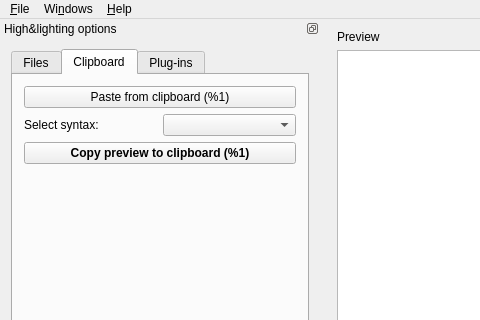
The window that src/gui-qt/mainwindow.ui (andre-simon/highlight) describes before a commit, drawn with Qt 5; both pictures show x 0 to 480 and y 0 to 320 of the 957 by 860 pixel window.
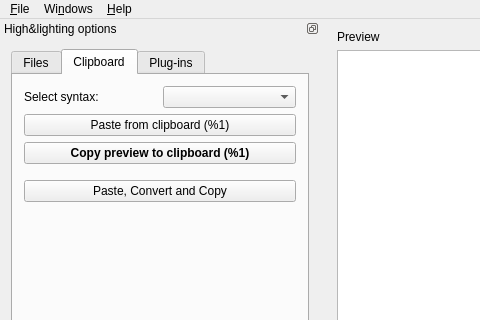
The same window after the commit. The open tabs and pages were chosen to show the change. Icons and pictures are not drawn.

Patch:
```diff
--- a/src/gui-qt/mainwindow.ui
+++ b/src/gui-qt/mainwindow.ui
@@ -362,20 +362,6 @@
          <string>Clipboard</string>
         </attribute>
         <layout class="QVBoxLayout" name="verticalLayout_15">
-         <item>
-          <widget class="QPushButton" name="pbPasteFromCB">
-           <property name="toolTip">
-            <string>Paste clipboard content into the preview window.</string>
-           </property>
-           <property name="text">
-            <string>Paste from clipboard (%1)</string>
-           </property>
-           <property name="icon">
-            <iconset resource="highlight-gui.qrc">
-             <normaloff>:/file.png</normaloff>:/file.png</iconset>
-           </property>
-          </widget>
-         </item>
          <item>
           <layout class="QHBoxLayout" name="horizontalLayout_23">
            <item>
@@ -394,6 +380,20 @@
            </item>
           </layout>
          </item>
+         <item>
+          <widget class="QPushButton" name="pbPasteFromCB">
+           <property name="toolTip">
+            <string>Paste clipboard content into the preview window.</string>
+           </property>
+           <property name="text">
+            <string>Paste from clipboard (%1)</string>
+           </property>
+           <property name="icon">
+            <iconset resource="highlight-gui.qrc">
+             <normaloff>:/file.png</normaloff>:/file.png</iconset>
+           </property>
+          </widget>
+         </item>
          <item>
           <widget class="QPushButton" name="pbCopyToCP">
            <property name="font">
@@ -410,6 +410,35 @@
            </property>
           </widget>
          </item>
+         <item>
+          <spacer name="verticalSpacer_7">
+           <property name="orientation">
+            <enum>Qt::Vertical</enum>
+           </property>
+           <property name="sizeType">
+            <enum>QSizePolicy::Minimum</enum>
+           </property>
+           <property name="sizeHint" stdset="0">
+            <size>
+             <width>20</width>
+             <height>10</height>
+            </size>
+           </property>
+          </spacer>
+         </item>
+         <item>
+          <widget class="QPushButton" name="pbCopyAndPaste">
+           <property name="toolTip">
+            <string>Paste code from clipboard and copy the output back in one step</string>
+           </property>
+           <property name="statusTip">
+            <string/>
+           </property>
+           <property name="text">
+            <string>Paste, Convert and Copy</string>
+           </property>
+          </widget>
+         </item>
          <item>
           <spacer name="verticalSpacer_12">
            <property name="orientation">
```
Left out of the diff: 4 changed lines with no effect on the pictures.
